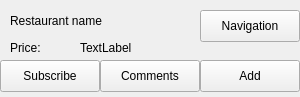
First picture: the form in deliciousClient/RestaurantInfoForm.ui, repository gaoxiaojun/delicacymap, before the edit.
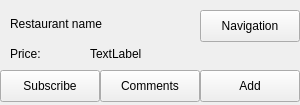
Second picture: the form after the edit.

The edit to the form file:
```diff
--- a/deliciousClient/RestaurantInfoForm.ui
+++ b/deliciousClient/RestaurantInfoForm.ui
@@ -7,7 +7,7 @@
     <x>0</x>
     <y>0</y>
     <width>300</width>
-    <height>97</height>
+    <height>105</height>
    </rect>
   </property>
   <property name="contextMenuPolicy">
@@ -25,7 +25,7 @@
      <x>10</x>
      <y>10</y>
      <width>201</width>
-     <height>21</height>
+     <height>28</height>
     </rect>
    </property>
    <property name="text">
@@ -41,7 +41,7 @@
      <x>10</x>
      <y>40</y>
      <width>71</width>
-     <height>16</height>
+     <height>28</height>
     </rect>
    </property>
    <property name="text">
@@ -51,10 +51,10 @@
   <widget class="QLabel" name="label_price">
    <property name="geometry">
     <rect>
-     <x>80</x>
+     <x>90</x>
      <y>40</y>
      <width>61</width>
-     <height>16</height>
+     <height>28</height>
     </rect>
    </property>
    <property name="text">
@@ -65,7 +65,7 @@
    <property name="geometry">
     <rect>
      <x>100</x>
-     <y>110</y>
+     <y>120</y>
      <width>32</width>
      <height>32</height>
     </rect>
@@ -84,7 +84,7 @@
    <property name="geometry">
     <rect>
      <x>100</x>
-     <y>60</y>
+     <y>70</y>
      <width>100</width>
      <height>32</height>
     </rect>
@@ -97,7 +97,7 @@
    <property name="geometry">
     <rect>
      <x>200</x>
-     <y>60</y>
+     <y>70</y>
      <width>100</width>
      <height>32</height>
     </rect>
@@ -110,7 +110,7 @@
    <property name="geometry">
     <rect>
      <x>0</x>
-     <y>100</y>
+     <y>110</y>
      <width>300</width>
      <height>200</height>
     </rect>
@@ -120,7 +120,7 @@
    <property name="geometry">
     <rect>
      <x>210</x>
-     <y>310</y>
+     <y>320</y>
      <width>90</width>
      <height>28</height>
     </rect>
@@ -133,7 +133,7 @@
    <property name="geometry">
     <rect>
      <x>0</x>
-     <y>310</y>
+     <y>320</y>
      <width>211</width>
      <height>28</height>
     </rect>
@@ -156,7 +156,7 @@
    <property name="geometry">
     <rect>
      <x>0</x>
-     <y>60</y>
+     <y>70</y>
      <width>100</width>
      <height>32</height>
     </rect>
```
